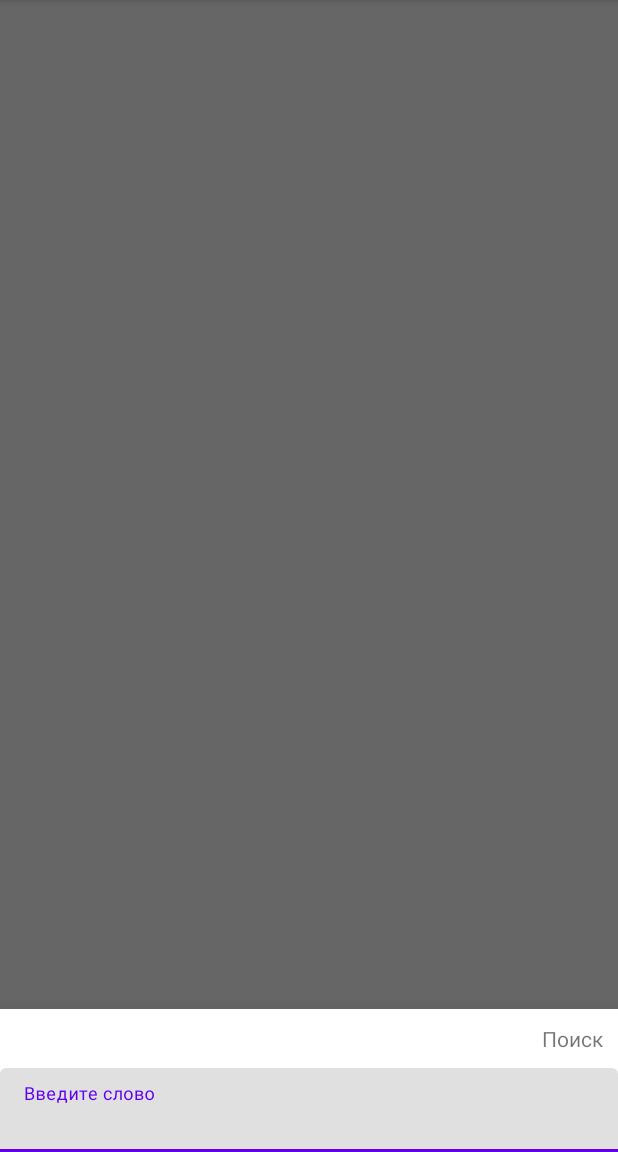
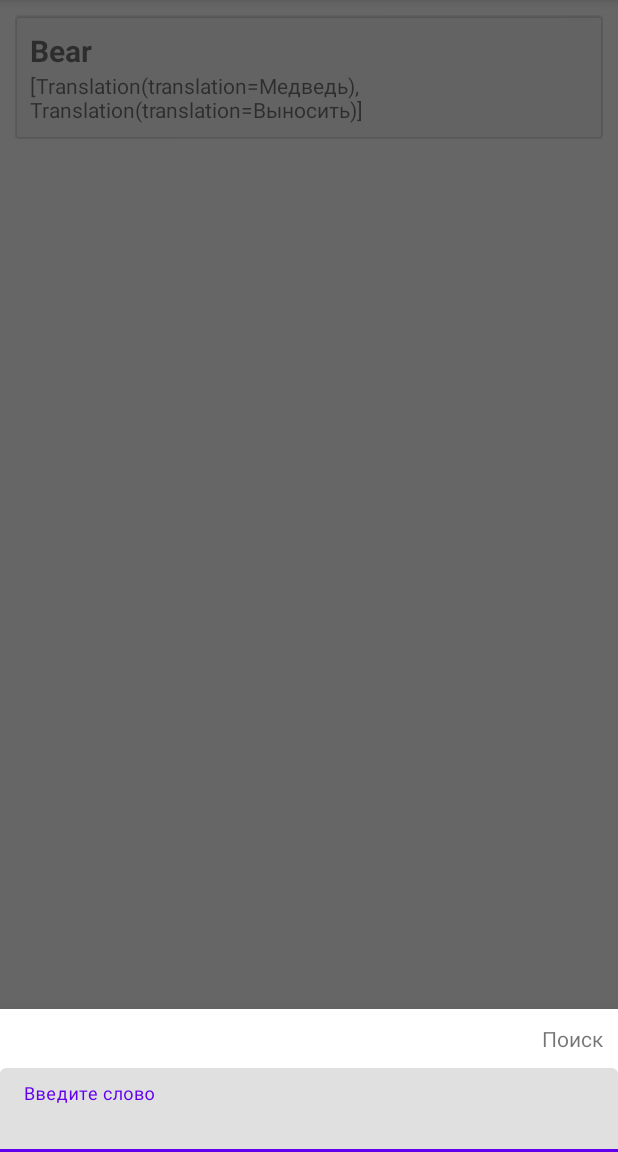
Before and after one commit to BeanNapkin/ChuchasDictionaryMVP, an Android app: the screen it shows after launch (MainActivity), after a tap on "Search", on a phone screen of 412 x 824 dp, the part 84-1236 px from its top. Run offline under Robolectric (Android 15) with nearby library versions, the phone set to English and light mode, and no system bars.

Commit message:
Add recycleradapter

```diff
--- a/app/src/main/java/pro/fateeva/chuchasdictionarymvp/ListOfWordsFragment.kt
+++ b/app/src/main/java/pro/fateeva/chuchasdictionarymvp/ListOfWordsFragment.kt
@@ -8,13 +8,27 @@ import android.view.ViewGroup
 import pro.fateeva.chuchasdictionarymvp.databinding.ActivityMainBinding
 import pro.fateeva.chuchasdictionarymvp.databinding.FragmentListOfWordsBinding
 import pro.fateeva.chuchasdictionarymvp.databinding.FragmentSearchDialogBinding
+import pro.fateeva.chuchasdictionarymvp.databinding.ItemWordBinding
 
 class ListOfWordsFragment : Fragment() {
     private lateinit var _binding: FragmentListOfWordsBinding
     val binding: FragmentListOfWordsBinding
         get() = _binding
 
+    var translation : Translation = Translation("Медведь")
+    var translation2 : Translation = Translation("Выносить")
+    var meanings: List<Translation> = listOf(translation, translation2)
+    var words: List<Word> = listOf(Word("Bear", meanings))
+
     private val BOTTOM_SHEET_FRAGMENT_DIALOG_TAG = "BOTTOM_SHEET_FRAGMENT_DIALOG_TAG"
+
+    val adapter = RecyclerAdapter<Word>(
+        emptyList(),
+        R.layout.item_word
+    ) { word, _ ->
+        ItemWordBinding.bind(this).headerTextview.text = word.text
+        ItemWordBinding.bind(this).descriptionTextview.text = word.meanings.toString()
+    }
 
     override fun onCreateView(
         inflater: LayoutInflater,
@@ -32,6 +46,9 @@ class ListOfWordsFragment : Fragment() {
             val searchDialogFragment = SearchDialogFragment.newInstance()
             searchDialogFragment.show(requireActivity().supportFragmentManager, BOTTOM_SHEET_FRAGMENT_DIALOG_TAG)
         }
+
+        binding.recyclerview.adapter = adapter
+        adapter.itemList = words
     }
 
     companion object {
--- /dev/null
+++ b/app/src/main/java/pro/fateeva/chuchasdictionarymvp/Meaning.kt
@@ -0,0 +1,7 @@
+package pro.fateeva.chuchasdictionarymvp
+
+import com.google.gson.annotations.SerializedName
+
+class Meaning {
+    @field:SerializedName("translation") val translation: Translation? = null
+}
--- /dev/null
+++ b/app/src/main/java/pro/fateeva/chuchasdictionarymvp/RecyclerAdapter.kt
@@ -0,0 +1,51 @@
+package pro.fateeva.chuchasdictionarymvp
+
+import android.view.LayoutInflater
+import android.view.View
+import android.view.ViewGroup
+import androidx.annotation.LayoutRes
+import androidx.recyclerview.widget.DiffUtil
+import androidx.recyclerview.widget.RecyclerView
+
+class RecyclerAdapter<Item>(
+    itemList: List<Item>,
+    @LayoutRes private val layout: Int,
+    private val bindItem: View.(item: Item, position: Int) -> Unit
+) : RecyclerView.Adapter<RecyclerView.ViewHolder>() {
+
+    var itemList: List<Item> = itemList
+        set(value) {
+            val callback = DiffUtilCallback(oldList = field, newList = value)
+            field = value
+            DiffUtil.calculateDiff(callback).dispatchUpdatesTo(this)
+        }
+
+    override fun onCreateViewHolder(parent: ViewGroup, viewType: Int) =
+        ViewHolder(LayoutInflater.from(parent.context).inflate(layout, parent, false))
+
+    override fun onBindViewHolder(holder: RecyclerView.ViewHolder, position: Int) {
+        val item = itemList[position]
+        bindItem(holder.itemView, item, position)
+    }
+
+    override fun getItemCount(): Int = itemList.size
+
+    inner class ViewHolder(view: View) : RecyclerView.ViewHolder(view)
+
+    class DiffUtilCallback<Item>(val oldList: List<Item>, val newList: List<Item>) :
+        DiffUtil.Callback() {
+
+        override fun getOldListSize(): Int = oldList.size
+        override fun getNewListSize(): Int = newList.size
+
+        override fun areItemsTheSame(oldItemPosition: Int, newItemPosition: Int): Boolean {
+            return areContentsTheSame(oldItemPosition, newItemPosition)
+        }
+
+        override fun areContentsTheSame(oldItemPosition: Int, newItemPosition: Int): Boolean {
+            val oldItem: Item = oldList[oldItemPosition]
+            val newItem: Item = newList[newItemPosition]
+            return oldItem == newItem
+        }
+    }
+}
--- /dev/null
+++ b/app/src/main/java/pro/fateeva/chuchasdictionarymvp/Translation.kt
@@ -0,0 +1,7 @@
+package pro.fateeva.chuchasdictionarymvp
+
+import com.google.gson.annotations.SerializedName
+
+data class Translation(
+    @field:SerializedName("text") val translation: String?
+)
--- /dev/null
+++ b/app/src/main/java/pro/fateeva/chuchasdictionarymvp/Word.kt
@@ -0,0 +1,8 @@
+package pro.fateeva.chuchasdictionarymvp
+
+import com.google.gson.annotations.SerializedName
+
+class Word(
+    @field:SerializedName("text") val text: String?,
+    @field:SerializedName("meanings") val meanings: List<Translation>?
+)
--- a/app/src/main/res/layout/fragment_list_of_words.xml
+++ b/app/src/main/res/layout/fragment_list_of_words.xml
@@ -10,6 +10,7 @@
         android:id="@+id/recyclerview"
         android:layout_width="match_parent"
         android:layout_height="match_parent"
+        app:layoutManager="androidx.recyclerview.widget.LinearLayoutManager"
         app:layout_constraintStart_toStartOf="parent"
         app:layout_constraintTop_toTopOf="parent"
         tools:listitem="@layout/item_word" />
```
